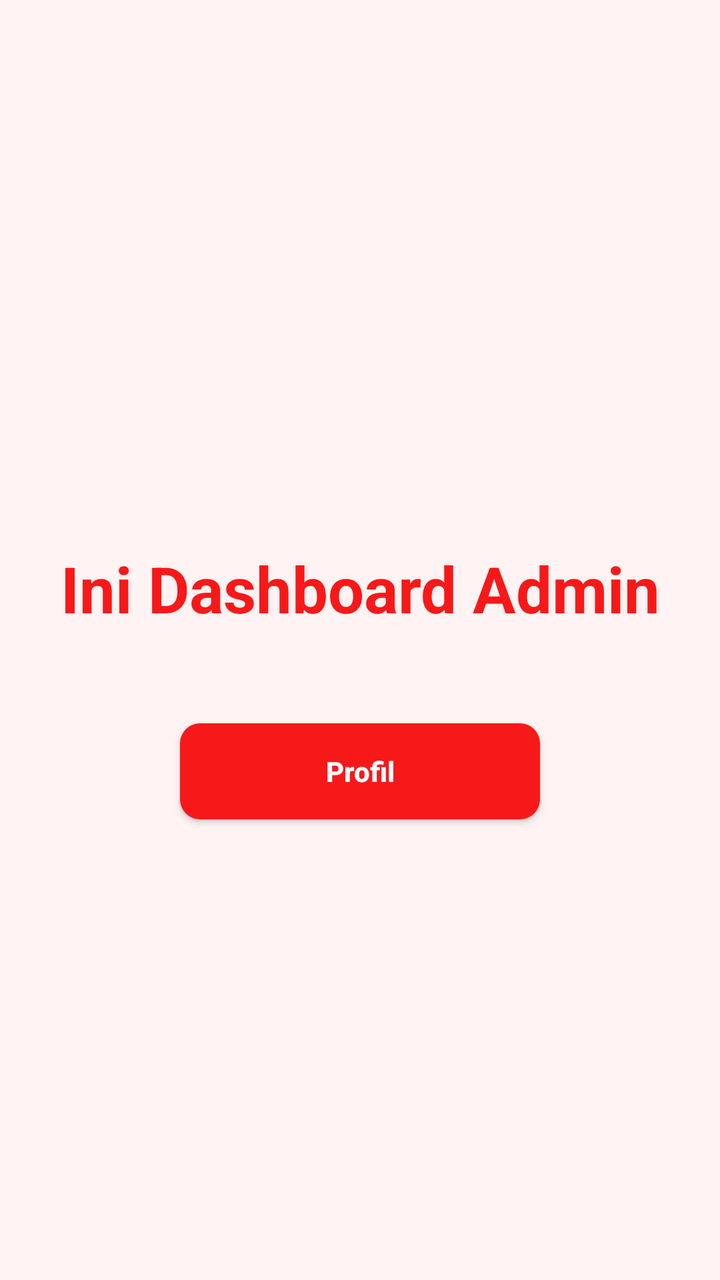
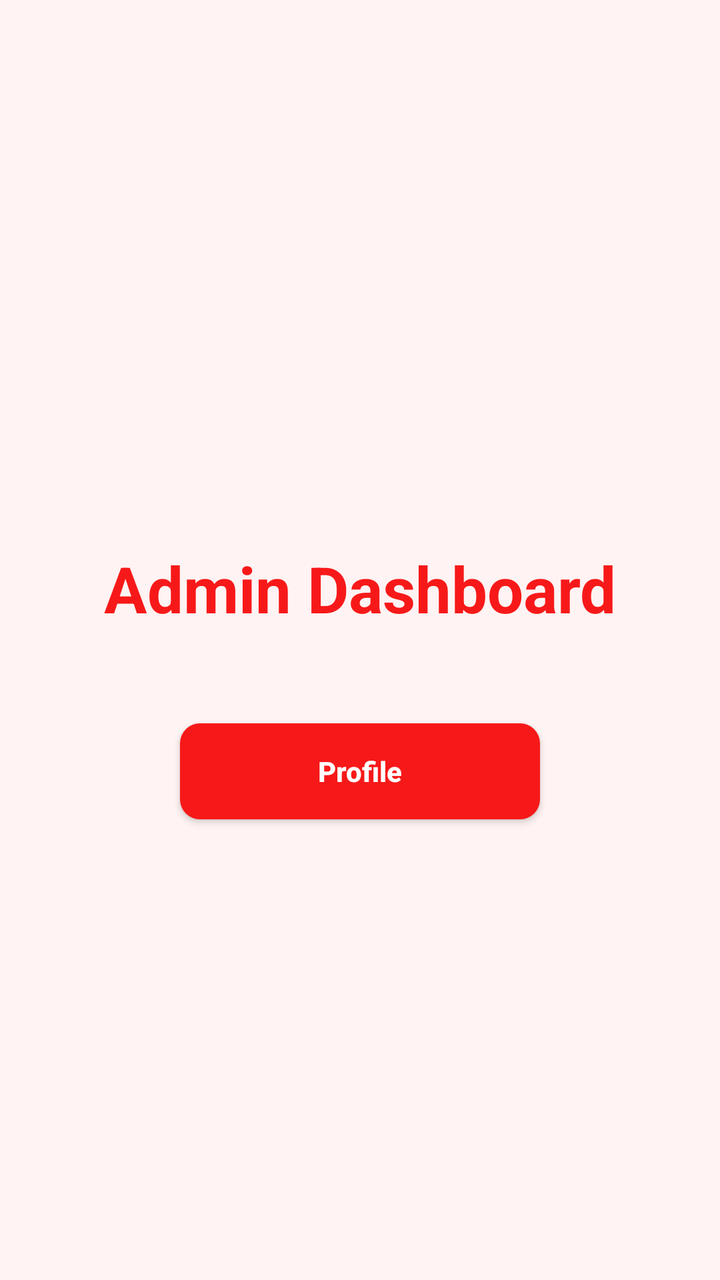

Before-and-after screenshots of an Android layout around one commit, followed by the original layout XML and the change that was made.
<!-- AndroidManifest.xml: application theme Theme.OnlineShopAuth -->
<!-- res/layout/activity_admin_dashboard.xml -->
<?xml version="1.0" encoding="utf-8"?>
<LinearLayout xmlns:android="http://schemas.android.com/apk/res/android"
    android:layout_width="match_parent"
    android:layout_height="match_parent"
    android:background="@color/soft_red"
    android:gravity="center"
    android:orientation="vertical"
    android:padding="26dp">
    <TextView
        android:id="@+id/greetingText"
        android:layout_width="wrap_content"
        android:layout_height="wrap_content"
        android:textColor="@color/text_muted"
        android:textSize="18sp" />
    <TextView
        android:layout_width="match_parent"
        android:layout_height="wrap_content"
        android:layout_marginTop="18dp"
        android:gravity="center"
        android:text="Ini Dashboard Admin"
        android:textColor="@color/brand_red"
        android:textSize="32sp"
        android:textStyle="bold" />
    <Button
        android:id="@+id/profileButton"
        style="@style/PrimaryButton"
        android:layout_width="180dp"
        android:layout_marginTop="46dp"
        android:text="Profil" />
</LinearLayout>
<!-- resources referenced by this layout -->
<resources>
  <color name="brand_red">#F71919</color>
  <color name="soft_red">#FFF3F3</color>
  <color name="text_muted">#666666</color>
  <style name="PrimaryButton">
          <item name="android:layout_width">match_parent</item>
          <item name="android:layout_height">48dp</item>
          <item name="android:layout_marginTop">18dp</item>
          <item name="android:background">@drawable/bg_button_red</item>
          <item name="android:textColor">@color/white</item>
          <item name="android:textStyle">bold</item>
          <item name="android:textAllCaps">false</item>
      </style>
  <style name="Theme.OnlineShopAuth" parent="Theme.AppCompat.Light.NoActionBar">
          <item name="colorPrimary">@color/brand_red</item>
          <item name="colorPrimaryDark">@color/brand_red_dark</item>
          <item name="colorAccent">@color/brand_red</item>
          <item name="android:statusBarColor">@color/brand_red_dark</item>
          <item name="android:windowLightStatusBar">false</item>
      </style>
  <!-- drawable bg_button_red (drawable) -->
  <?xml version="1.0" encoding="utf-8"?>
  <shape xmlns:android="http://schemas.android.com/apk/res/android">
      <solid android:color="@color/brand_red" />
      <corners android:radius="10dp" />
  </shape>
  <color name="white">#FFFFFF</color>
  <color name="brand_red_dark">#C90D0D</color>
</resources>

<!-- the commit's change to res/layout/activity_admin_dashboard.xml (unified diff, before → after) -->
@@ -17,7 +17,7 @@
         android:layout_height="wrap_content"
         android:layout_marginTop="18dp"
         android:gravity="center"
-        android:text="Ini Dashboard Admin"
+        android:text="Admin Dashboard"
         android:textColor="@color/brand_red"
         android:textSize="32sp"
         android:textStyle="bold" />
@@ -26,5 +26,5 @@
         style="@style/PrimaryButton"
         android:layout_width="180dp"
         android:layout_marginTop="46dp"
-        android:text="Profil" />
+        android:text="Profile" />
 </LinearLayout>
